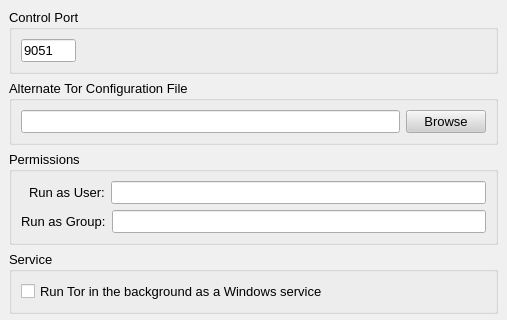
First picture: the form in src/gui/config/advancedpage.ui, repository a-ilin/vidalia, before the edit; both pictures show x 0 to 507 and y 0 to 320 of the 507 by 543 pixel window.
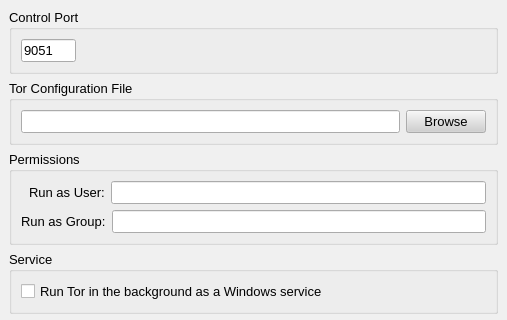
Second picture: the form after the edit.

Commit message:
Rename "Alternate Tor Configuration File" to just "Tor Configuration File".
svn:r1221

The edit to the form file:
```diff
--- a/src/gui/config/advancedpage.ui
+++ b/src/gui/config/advancedpage.ui
@@ -372,7 +372,7 @@
       <enum>Qt::NoContextMenu</enum>
      </property>
      <property name="title" >
-      <string>Alternate Tor Configuration File</string>
+      <string>Tor Configuration File</string>
      </property>
      <layout class="QHBoxLayout" >
       <property name="margin" >
```
